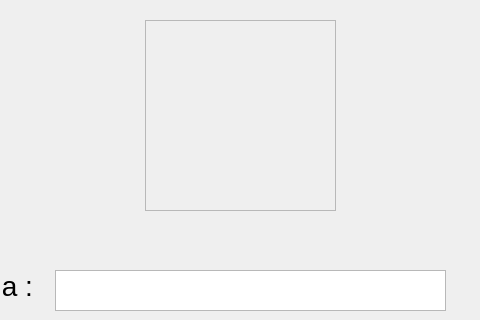
Before: the Qt Designer form hapusdata.ui in faizal2003/guipyside6, drawn with Qt 5; both pictures show x 265 to 745 and y 0 to 320 of the 1024 by 600 pixel window.
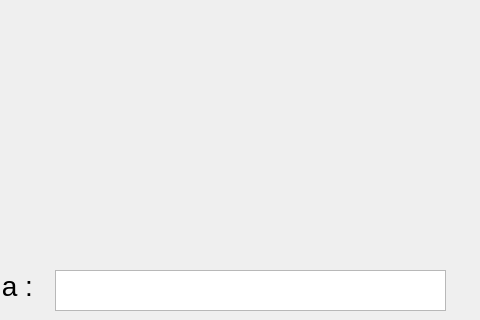
After: the same form once the commit is applied. Icons and pictures are not drawn.

The edit to the form file:
```diff
--- a/hapusdata.ui
+++ b/hapusdata.ui
@@ -66,7 +66,9 @@
      </rect>
     </property>
     <property name="styleSheet">
-     <string notr="true">background-image: url(:/menu/Group 4.png);</string>
+     <string notr="true">background-image: url(:/menu/Group 4.png);
+background-repeat:false;
+border-radius: 10;</string>
     </property>
     <property name="frameShape">
      <enum>QFrame::Shape::StyledPanel</enum>
```
